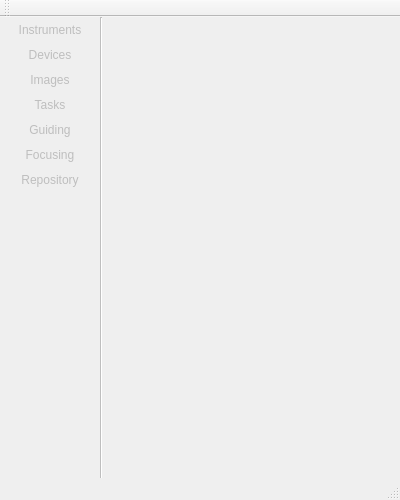
First picture: the form in snowgui/snowgui/mainwindow.ui, repository AndreasFMueller/AstroPhotography, before the edit.
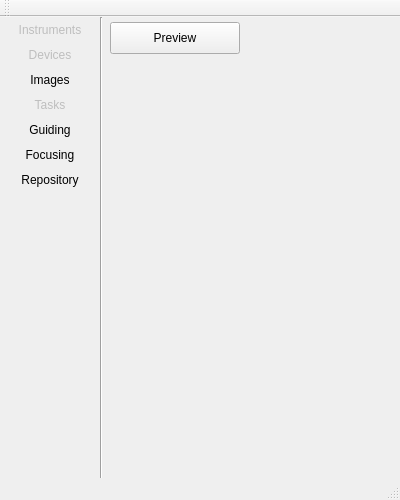
Second picture: the form after the edit.

Commit message: add preview subapplication

What changed in the file:
```diff
--- a/snowgui/snowgui/mainwindow.ui
+++ b/snowgui/snowgui/mainwindow.ui
@@ -3,7 +3,7 @@
  <class>MainWindow</class>
  <widget class="QMainWindow" name="MainWindow">
   <property name="enabled">
-   <bool>false</bool>
+   <bool>true</bool>
   </property>
   <property name="geometry">
    <rect>
@@ -36,7 +36,7 @@
   </property>
   <widget class="QWidget" name="centralWidget">
    <property name="enabled">
-    <bool>false</bool>
+    <bool>true</bool>
    </property>
    <property name="autoFillBackground">
     <bool>false</bool>
@@ -190,6 +190,22 @@
      <enum>Qt::Vertical</enum>
     </property>
    </widget>
+   <widget class="QPushButton" name="appPreviewButton">
+    <property name="enabled">
+     <bool>true</bool>
+    </property>
+    <property name="geometry">
+     <rect>
+      <x>110</x>
+      <y>5</y>
+      <width>130</width>
+      <height>32</height>
+     </rect>
+    </property>
+    <property name="text">
+     <string>Preview</string>
+    </property>
+   </widget>
   </widget>
   <widget class="QMenuBar" name="menuBar">
    <property name="geometry">
```
Left out of the diff: 22 changed lines with no effect on the pictures. The commit also changes 14 other files.
